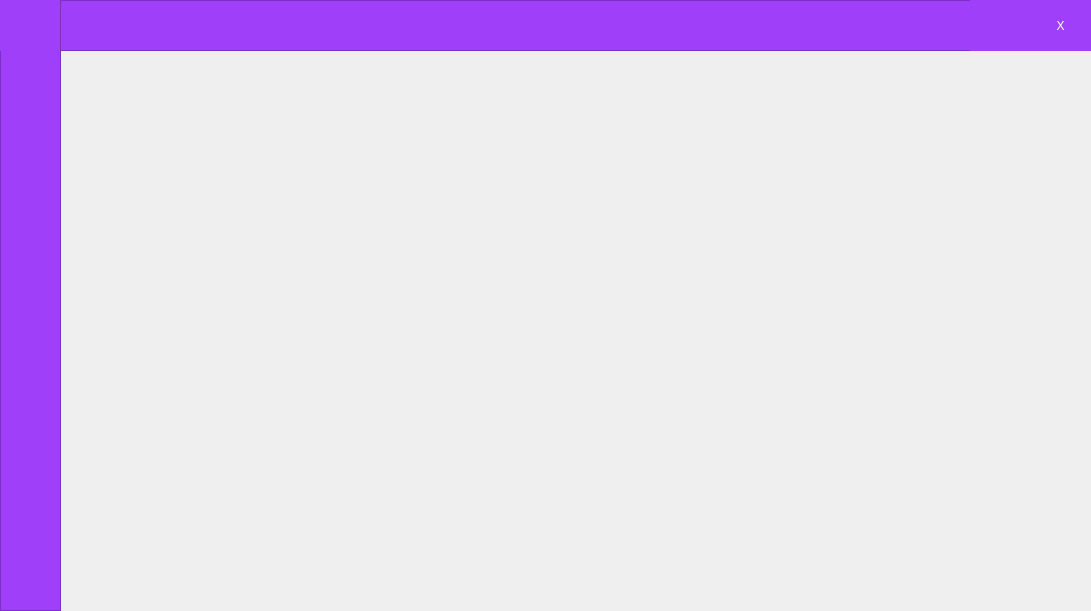
First picture: the form in View/UI/FrmPrincipal.ui, repository GeovaniTech/PyStock_controle_de_estoque, before the edit.
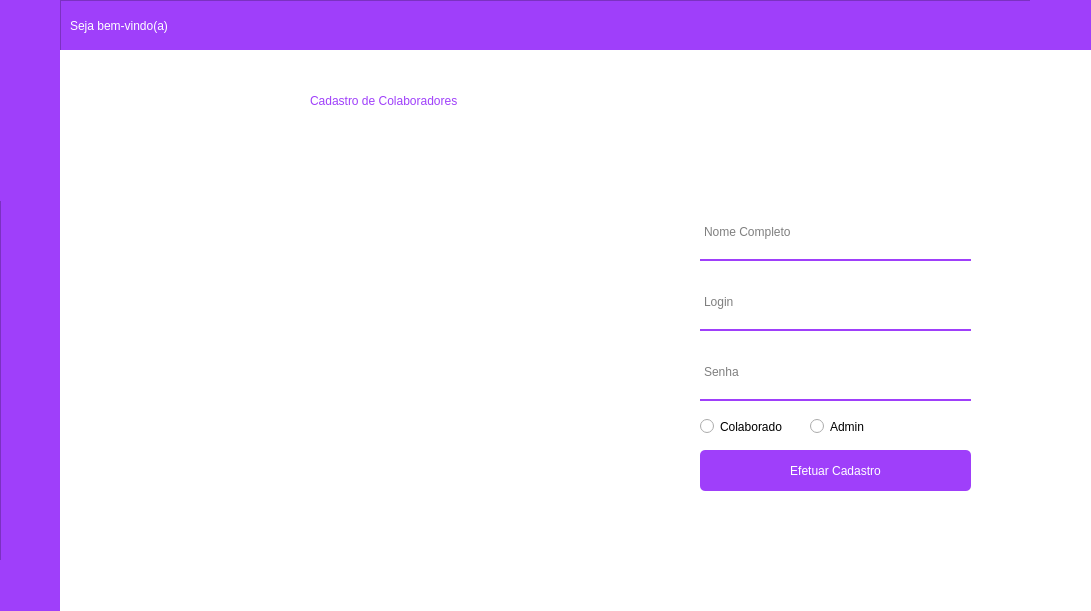
Second picture: the form after the edit. The open tabs and pages were chosen to show the change. Icons and pictures are not drawn.

Commit message: Criando a interface da home e do cadastro de colaboradores

Diff of the .ui file:
```diff
--- a/View/UI/FrmPrincipal.ui
+++ b/View/UI/FrmPrincipal.ui
@@ -47,6 +47,9 @@
       <height>611</height>
      </size>
     </property>
+    <property name="currentIndex">
+     <number>0</number>
+    </property>
     <widget class="QWidget" name="Admin">
      <widget class="QFrame" name="frame">
       <property name="geometry">
@@ -66,7 +69,7 @@
       <property name="frameShadow">
        <enum>QFrame::Raised</enum>
       </property>
-      <widget class="QPushButton" name="pushButton">
+      <widget class="QPushButton" name="btn_home">
        <property name="geometry">
         <rect>
          <x>0</x>
@@ -99,6 +102,138 @@
         </size>
        </property>
       </widget>
+      <widget class="QPushButton" name="btn_configs">
+       <property name="geometry">
+        <rect>
+         <x>0</x>
+         <y>560</y>
+         <width>61</width>
+         <height>51</height>
+        </rect>
+       </property>
+       <property name="styleSheet">
+        <string notr="true">QPushButton {
+border: solid;
+}
+
+QPushButton:hover{
+border: solid;
+	background-color: rgb(159, 103, 250);
+}</string>
+       </property>
+       <property name="text">
+        <string/>
+       </property>
+       <property name="icon">
+        <iconset resource="../QRC/file_principal_rc.qrc">
+         <normaloff>:/icones/engrenagem_ico.png</normaloff>:/icones/engrenagem_ico.png</iconset>
+       </property>
+       <property name="iconSize">
+        <size>
+         <width>30</width>
+         <height>30</height>
+        </size>
+       </property>
+      </widget>
+      <widget class="QPushButton" name="btn_colaboradores">
+       <property name="geometry">
+        <rect>
+         <x>0</x>
+         <y>50</y>
+         <width>61</width>
+         <height>51</height>
+        </rect>
+       </property>
+       <property name="styleSheet">
+        <string notr="true">QPushButton {
+border: solid;
+}
+
+QPushButton:hover{
+border: solid;
+	background-color: rgb(159, 103, 250);
+}</string>
+       </property>
+       <property name="text">
+        <string/>
+       </property>
+       <property name="icon">
+        <iconset resource="../QRC/file_principal_rc.qrc">
+         <normaloff>:/icones/add_users.png</normaloff>:/icones/add_users.png</iconset>
+       </property>
+       <property name="iconSize">
+        <size>
+         <width>50</width>
+         <height>35</height>
+        </size>
+       </property>
+      </widget>
+      <widget class="QPushButton" name="btn_fornecedores">
+       <property name="geometry">
+        <rect>
+         <x>0</x>
+         <y>100</y>
+         <width>61</width>
+         <height>51</height>
+        </rect>
+       </property>
+       <property name="styleSheet">
+        <string notr="true">QPushButton {
+border: solid;
+}
+
+QPushButton:hover{
+border: solid;
+	background-color: rgb(159, 103, 250);
+}</string>
+       </property>
+       <property name="text">
+        <string/>
+       </property>
+       <property name="icon">
+        <iconset resource="../QRC/file_principal_rc.qrc">
+         <normaloff>:/icones/pedidos.png</normaloff>:/icones/pedidos.png</iconset>
+       </property>
+       <property name="iconSize">
+        <size>
+         <width>50</width>
+         <height>40</height>
+        </size>
+       </property>
+      </widget>
+      <widget class="QPushButton" name="btn_pedidos">
+       <property name="geometry">
+        <rect>
+         <x>0</x>
+         <y>150</y>
+         <width>61</width>
+         <height>51</height>
+        </rect>
+       </property>
+       <property name="styleSheet">
+        <string notr="true">QPushButton {
+border: solid;
+}
+
+QPushButton:hover{
+border: solid;
+	background-color: rgb(159, 103, 250);
+}</string>
+       </property>
+       <property name="text">
+        <string/>
+       </property>
+       <property name="icon">
+        <iconset resource="../QRC/file_principal_rc.qrc">
+         <normaloff>:/icones/pedidos2.png</normaloff>:/icones/pedidos2.png</iconset>
+       </property>
+       <property name="iconSize">
+        <size>
+         <width>65</width>
+         <height>40</height>
+        </size>
+       </property>
+      </widget>
      </widget>
      <widget class="QFrame" name="frame_2">
       <property name="geometry">
@@ -118,40 +253,7 @@
       <property name="frameShadow">
        <enum>QFrame::Raised</enum>
       </property>
-      <widget class="QPushButton" name="pushButton_2">
-       <property name="geometry">
-        <rect>
-         <x>910</x>
-         <y>0</y>
-         <width>61</width>
-         <height>51</height>
-        </rect>
-       </property>
-       <property name="styleSheet">
-        <string notr="true">QPushButton {
-border: solid;
-}
-
-QPushButton:hover{
-border: solid;
-	background-color: rgb(159, 103, 250);
-}</string>
-       </property>
-       <property name="text">
-        <string/>
-       </property>
-       <property name="icon">
-        <iconset resource="../QRC/file_principal_rc.qrc">
-         <normaloff>:/icones/Emoji-Seta-PNG-1024x1024.png</normaloff>:/icones/Emoji-Seta-PNG-1024x1024.png</iconset>
-       </property>
-       <property name="iconSize">
-        <size>
-         <width>30</width>
-         <height>30</height>
-        </size>
-       </property>
-      </widget>
-      <widget class="QPushButton" name="pushButton_3">
+      <widget class="QPushButton" name="btn_voltar">
        <property name="geometry">
         <rect>
          <x>970</x>
@@ -163,36 +265,413 @@
        <property name="styleSheet">
         <string notr="true">QPushButton {
 border: solid;
-font: 18pt &quot;Montserrat&quot;;
+}
+
+QPushButton:hover{
+border: solid;
+	background-color: rgb(159, 103, 250);
+}</string>
+       </property>
+       <property name="text">
+        <string/>
+       </property>
+       <property name="icon">
+        <iconset resource="../QRC/file_principal_rc.qrc">
+         <normaloff>:/icones/sair.png</normaloff>:/icones/sair.png</iconset>
+       </property>
+       <property name="iconSize">
+        <size>
+         <width>70</width>
+         <height>200</height>
+        </size>
+       </property>
+      </widget>
+      <widget class="QLabel" name="label_2">
+       <property name="geometry">
+        <rect>
+         <x>10</x>
+         <y>10</y>
+         <width>151</width>
+         <height>31</height>
+        </rect>
+       </property>
+       <property name="styleSheet">
+        <string notr="true">color: white;
+font: 12pt &quot;Montserrat&quot;;</string>
+       </property>
+       <property name="text">
+        <string>Seja bem-vindo(a)</string>
+       </property>
+      </widget>
+     </widget>
+     <widget class="QStackedWidget" name="stackedWidget">
+      <property name="geometry">
+       <rect>
+        <x>60</x>
+        <y>50</y>
+        <width>1031</width>
+        <height>561</height>
+       </rect>
+      </property>
+      <property name="styleSheet">
+       <string notr="true">background-color: rgb(255, 255, 255);</string>
+      </property>
+      <property name="currentIndex">
+       <number>0</number>
+      </property>
+      <widget class="QWidget" name="page">
+       <widget class="QLabel" name="label">
+        <property name="geometry">
+         <rect>
+          <x>260</x>
+          <y>30</y>
+          <width>481</width>
+          <height>461</height>
+         </rect>
+        </property>
+        <property name="styleSheet">
+         <string notr="true">background-image: url(:/icones/logo.png);</string>
+        </property>
+        <property name="text">
+         <string/>
+        </property>
+       </widget>
+       <widget class="QStackedWidget" name="funcoes">
+        <property name="geometry">
+         <rect>
+          <x>0</x>
+          <y>0</y>
+          <width>1031</width>
+          <height>561</height>
+         </rect>
+        </property>
+        <widget class="QWidget" name="home">
+         <widget class="QLabel" name="label_3">
+          <property name="geometry">
+           <rect>
+            <x>50</x>
+            <y>40</y>
+            <width>481</width>
+            <height>461</height>
+           </rect>
+          </property>
+          <property name="styleSheet">
+           <string notr="true">background-image: url(:/icones/logo.png);</string>
+          </property>
+          <property name="text">
+           <string/>
+          </property>
+         </widget>
+         <widget class="QFrame" name="frame_3">
+          <property name="geometry">
+           <rect>
+            <x>560</x>
+            <y>40</y>
+            <width>441</width>
+            <height>481</height>
+           </rect>
+          </property>
+          <property name="styleSheet">
+           <string notr="true">background-color: #9f3ffa;
+border-radius: 5px;</string>
+          </property>
+          <property name="frameShape">
+           <enum>QFrame::StyledPanel</enum>
+          </property>
+          <property name="frameShadow">
+           <enum>QFrame::Raised</enum>
+          </property>
+          <widget class="QScrollArea" name="scrollArea">
+           <property name="geometry">
+            <rect>
+             <x>0</x>
+             <y>0</y>
+             <width>441</width>
+             <height>481</height>
+            </rect>
+           </property>
+           <property name="widgetResizable">
+            <bool>true</bool>
+           </property>
+           <widget class="QWidget" name="scrollAreaWidgetContents">
+            <property name="geometry">
+             <rect>
+              <x>0</x>
+              <y>0</y>
+              <width>441</width>
+              <height>481</height>
+             </rect>
+            </property>
+            <widget class="QLabel" name="label_6">
+             <property name="geometry">
+              <rect>
+               <x>107</x>
+               <y>20</y>
+               <width>221</width>
+               <height>41</height>
+              </rect>
+             </property>
+             <property name="styleSheet">
+              <string notr="true">color: white;
+font: 20pt &quot;Montserrat&quot;;</string>
+             </property>
+             <property name="text">
+              <string>Últimas Notícias</string>
+             </property>
+            </widget>
+            <widget class="QLabel" name="label_7">
+             <property name="geometry">
+              <rect>
+               <x>5</x>
+               <y>90</y>
+               <width>71</width>
+               <height>71</height>
+              </rect>
+             </property>
+             <property name="styleSheet">
+              <string notr="true"/>
+             </property>
+             <property name="text">
+              <string/>
+             </property>
+             <property name="pixmap">
+              <pixmap resource="../QRC/file_principal_rc.qrc">:/icones/onibus.png</pixmap>
+             </property>
+             <property name="scaledContents">
+              <bool>true</bool>
+             </property>
+            </widget>
+            <widget class="QLabel" name="label_8">
+             <property name="geometry">
+              <rect>
+               <x>80</x>
+               <y>100</y>
+               <width>341</width>
+               <height>51</height>
+              </rect>
+             </property>
+             <property name="styleSheet">
+              <string notr="true">color: white;
+font: 10pt &quot;Montserrat&quot;;</string>
+             </property>
+             <property name="text">
+              <string>Não recebeu seu passe? Entre em contato com o rh
+via e-mail ou faça um chamado.</string>
+             </property>
+            </widget>
+           </widget>
+          </widget>
+         </widget>
+        </widget>
+        <widget class="QWidget" name="page_4"/>
+       </widget>
+      </widget>
+      <widget class="QWidget" name="page_2">
+       <widget class="QLabel" name="label_4">
+        <property name="geometry">
+         <rect>
+          <x>250</x>
+          <y>30</y>
+          <width>551</width>
+          <height>41</height>
+         </rect>
+        </property>
+        <property name="styleSheet">
+         <string notr="true">font: 30pt &quot;Montserrat&quot;;
+color: #9f3ffa;
+</string>
+        </property>
+        <property name="text">
+         <string>Cadastro de Colaboradores</string>
+        </property>
+       </widget>
+       <widget class="QRadioButton" name="radioButton">
+        <property name="geometry">
+         <rect>
+          <x>750</x>
+          <y>368</y>
+          <width>82</width>
+          <height>17</height>
+         </rect>
+        </property>
+        <property name="styleSheet">
+         <string notr="true">outline: 0;</string>
+        </property>
+        <property name="text">
+         <string>Admin</string>
+        </property>
+       </widget>
+       <widget class="QRadioButton" name="radioButton_2">
+        <property name="geometry">
+         <rect>
+          <x>640</x>
+          <y>368</y>
+          <width>82</width>
+          <height>17</height>
+         </rect>
+        </property>
+        <property name="styleSheet">
+         <string notr="true">color: rgb(0,0,0);
+border: solid rgb(159, 63, 250);</string>
+        </property>
+        <property name="text">
+         <string>Colaborador</string>
+        </property>
+       </widget>
+       <widget class="QLineEdit" name="lineEdit_4">
+        <property name="geometry">
+         <rect>
+          <x>640</x>
+          <y>160</y>
+          <width>271</width>
+          <height>51</height>
+         </rect>
+        </property>
+        <property name="styleSheet">
+         <string notr="true">background-color: rgba(0, 0 , 0, 0);
+border: 2px solid rgba(0,0,0,0);
+border-bottom-color: rgb(159, 63, 250);
+color: rgb(0,0,0);
+padding-bottom: 8px;
+border-radius: 0px;
+font: 10pt &quot;Montserrat&quot;;</string>
+        </property>
+        <property name="placeholderText">
+         <string>Nome Completo</string>
+        </property>
+       </widget>
+       <widget class="QLineEdit" name="lineEdit_5">
+        <property name="geometry">
+         <rect>
+          <x>640</x>
+          <y>230</y>
+          <width>271</width>
+          <height>51</height>
+         </rect>
+        </property>
+        <property name="styleSheet">
+         <string notr="true">background-color: rgba(0, 0 , 0, 0);
+border: 2px solid rgba(0,0,0,0);
+border-bottom-color: rgb(159, 63, 250);
+color: rgb(0,0,0);
+padding-bottom: 8px;
+border-radius: 0px;
+font: 10pt &quot;Montserrat&quot;;</string>
+        </property>
+        <property name="text">
+         <string/>
+        </property>
+        <property name="placeholderText">
+         <string>Login</string>
+        </property>
+       </widget>
+       <widget class="QLineEdit" name="lineEdit_6">
+        <property name="geometry">
+         <rect>
+          <x>640</x>
+          <y>300</y>
+          <width>271</width>
+          <height>51</height>
+         </rect>
+        </property>
+        <property name="styleSheet">
+         <string notr="true">background-color: rgba(0, 0 , 0, 0);
+border: 2px solid rgba(0,0,0,0);
+border-bottom-color: rgb(159, 63, 250);
+color: rgb(0,0,0);
+padding-bottom: 8px;
+border-radius: 0px;
+font: 10pt &quot;Montserrat&quot;;</string>
+        </property>
+        <property name="echoMode">
+         <enum>QLineEdit::Password</enum>
+        </property>
+        <property name="placeholderText">
+         <string>Senha</string>
+        </property>
+       </widget>
+       <widget class="QPushButton" name="pushButton_2">
+        <property name="geometry">
+         <rect>
+          <x>640</x>
+          <y>400</y>
+          <width>271</width>
+          <height>41</height>
+         </rect>
+        </property>
+        <property name="styleSheet">
+         <string notr="true">QPushButton {
+border: 2px;
+background-color: rgb(159, 63, 250);
 color: white;
+border-radius: 5px;
+font: 10pt &quot;Montserrat&quot;;
+outline: 0;
 }
 
-QPushButton:hover{
-background-color: rgb(255, 17, 49);
+QPushButton:hover {
+	background-color: rgb(197, 62, 255);
+}
+</string>
+        </property>
+        <property name="text">
+         <string>Efetuar Cadastro</string>
+        </property>
+       </widget>
+       <widget class="QLabel" name="label_5">
+        <property name="geometry">
+         <rect>
+          <x>50</x>
+          <y>110</y>
+          <width>531</width>
+          <height>401</height>
+         </rect>
+        </property>
+        <property name="text">
+         <string/>
+        </property>
+        <property name="pixmap">
+         <pixmap resource="../QRC/file_principal_rc.qrc">:/icones/undraw_secure_login_pdn4.png</pixmap>
+        </property>
+        <property name="scaledContents">
+         <bool>true</bool>
+        </property>
+       </widget>
+       <widget class="QPushButton" name="pushButton">
+        <property name="geometry">
+         <rect>
+          <x>920</x>
+          <y>336</y>
+          <width>30</width>
+          <height>31</height>
+         </rect>
+        </property>
+        <property name="styleSheet">
+         <string notr="true">QPushButton {
+	background-image: url(:/icones/ver senha.png);
+	border: 0px;
+	outline: 0;
+}
 
+QPushButton:hover {
+	background-image: url(:/icones/ver senha hover.png);
 }</string>
-       </property>
-       <property name="text">
-        <string>X</string>
-       </property>
+        </property>
+        <property name="text">
+         <string/>
+        </property>
+       </widget>
+       <zorder>label_5</zorder>
+       <zorder>label_4</zorder>
+       <zorder>radioButton</zorder>
+       <zorder>radioButton_2</zorder>
+       <zorder>lineEdit_4</zorder>
+       <zorder>lineEdit_5</zorder>
+       <zorder>lineEdit_6</zorder>
+       <zorder>pushButton_2</zorder>
+       <zorder>pushButton</zorder>
       </widget>
      </widget>
-     <widget class="QLabel" name="label">
-      <property name="geometry">
-       <rect>
-        <x>330</x>
-        <y>90</y>
-        <width>471</width>
-        <height>461</height>
-       </rect>
-      </property>
-      <property name="styleSheet">
-       <string notr="true">background-image: url(:/icones/logo.png);</string>
-      </property>
-      <property name="text">
-       <string/>
-      </property>
-     </widget>
     </widget>
     <widget class="QWidget" name="Colaborador"/>
    </widget>
```
Left out of the diff: 1 changed line with no effect on the pictures. The commit also changes 28 other files.
